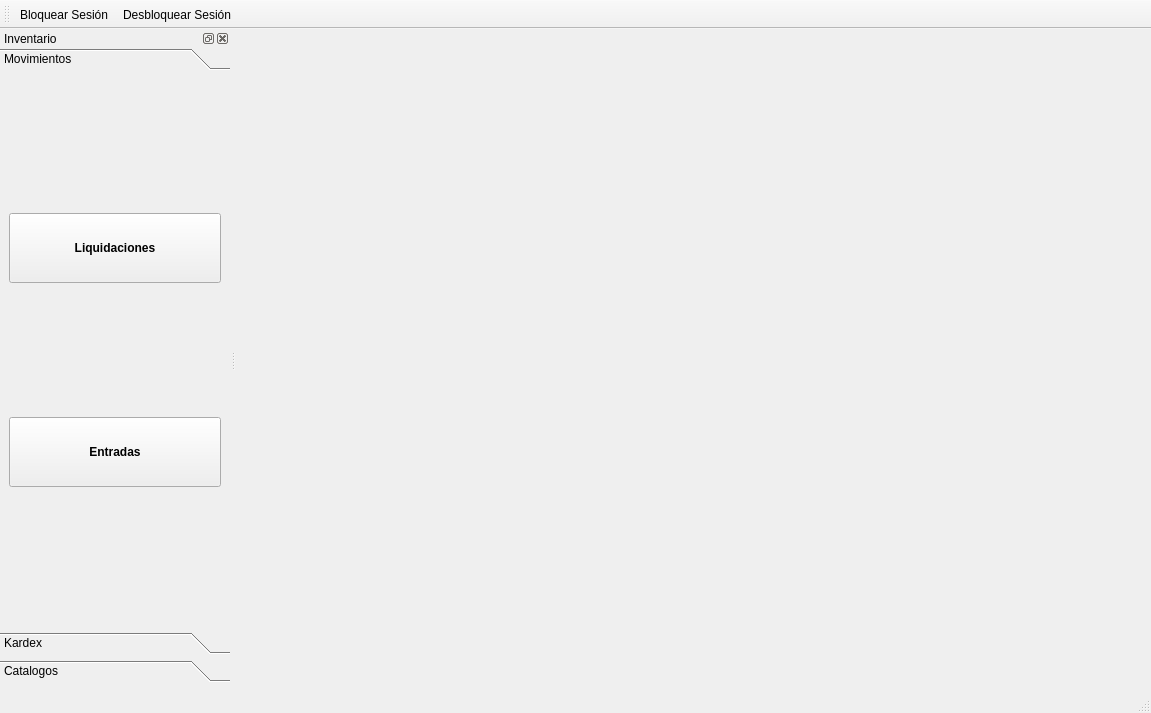
armonge/EsquipulasPy, file src/ui/mainwindowinventario.ui: the form before one commit.
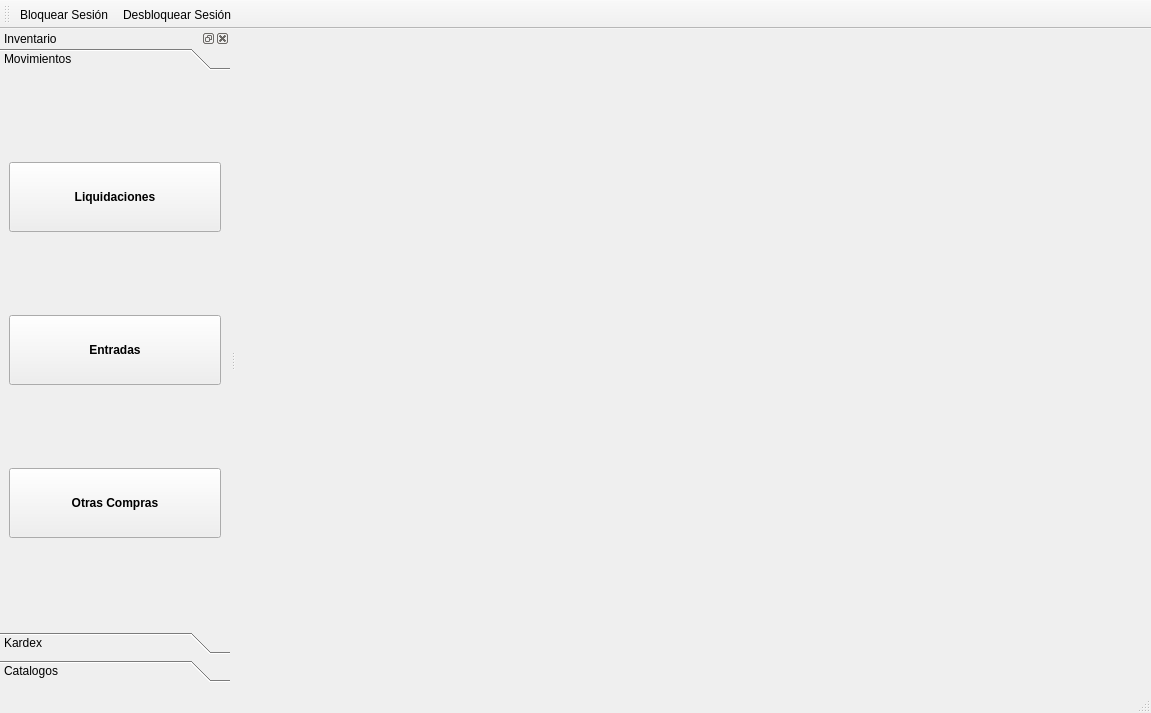
The form after the commit. Icons and pictures are not drawn.

The edit to the form file:
```diff
--- a/src/ui/mainwindowinventario.ui
+++ b/src/ui/mainwindowinventario.ui
@@ -177,6 +177,44 @@
            </property>
           </widget>
          </item>
+         <item>
+          <widget class="QPushButton" name="btnServices">
+           <property name="sizePolicy">
+            <sizepolicy hsizetype="MinimumExpanding" vsizetype="Fixed">
+             <horstretch>0</horstretch>
+             <verstretch>0</verstretch>
+            </sizepolicy>
+           </property>
+           <property name="minimumSize">
+            <size>
+             <width>0</width>
+             <height>70</height>
+            </size>
+           </property>
+           <property name="font">
+            <font>
+             <weight>75</weight>
+             <bold>true</bold>
+            </font>
+           </property>
+           <property name="text">
+            <string>Otras Compras</string>
+           </property>
+           <property name="icon">
+            <iconset resource="res.qrc">
+             <normaloff>:/icons/res/view-bank-account.png</normaloff>:/icons/res/view-bank-account.png</iconset>
+           </property>
+           <property name="iconSize">
+            <size>
+             <width>64</width>
+             <height>64</height>
+            </size>
+           </property>
+           <property name="flat">
+            <bool>false</bool>
+           </property>
+          </widget>
+         </item>
         </layout>
        </widget>
        <widget class="QWidget" name="widget">
```
Left out of the diff: 8 changed lines with no effect on the pictures.
